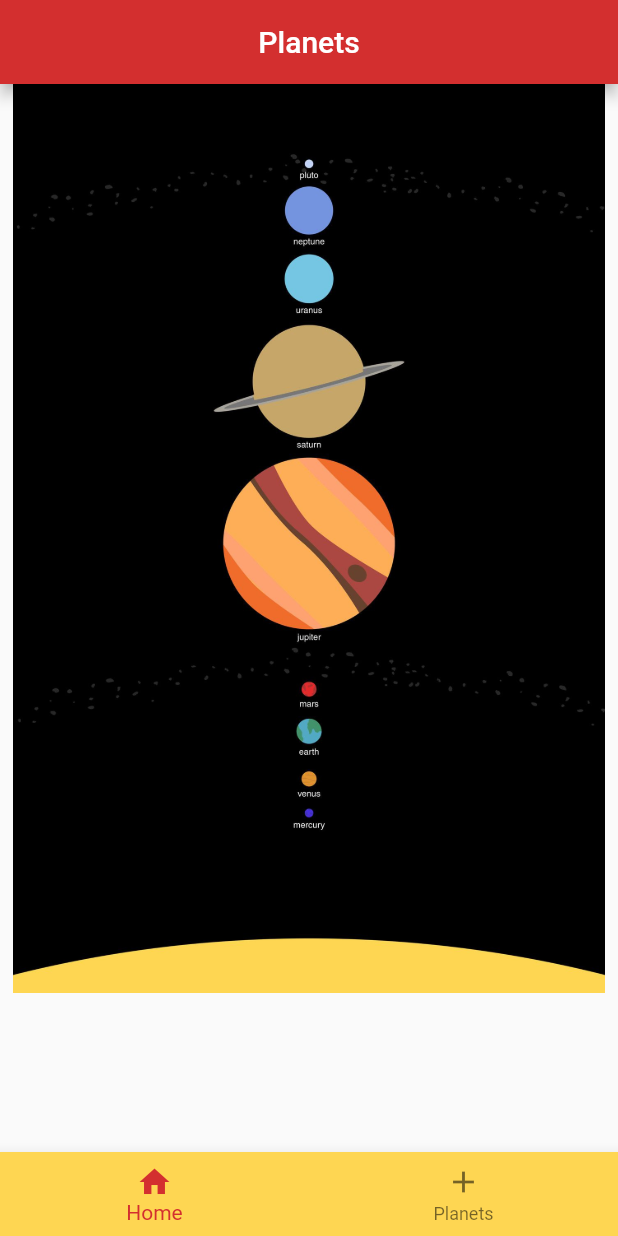
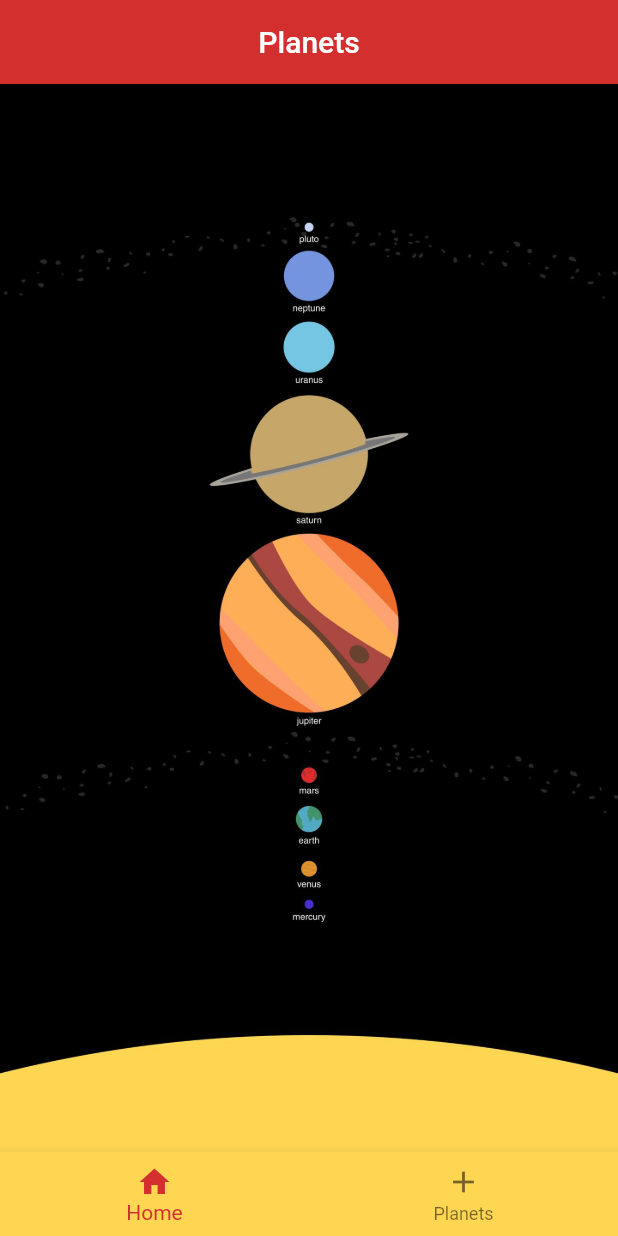
Before and after one commit to Muhammed-Kahraman/Solar_System_Planets, a Flutter app: the screen it shows after launch, on a phone screen of 412 x 824 dp. Run offline on Flutter 3.47's test engine with Material 2 defaults, Android fonts, the phone set to English and light mode, and no system bars.

Commit message:
-Minor optimization has been made.

```diff
--- a/lib/gezegen_anasayfa.dart
+++ b/lib/gezegen_anasayfa.dart
@@ -12,19 +12,15 @@ class GezegenAnasayfa extends StatelessWidget {
         )),
         backgroundColor: Colors.red.shade700,
       ),
-      body: Column(
-        children: [
-          Container(
-            alignment: Alignment.center, // This is needed
-            child: Image.asset(
-              "images/homepageback.jpg",
-              fit: BoxFit.cover,
-              width: 395,
-              height: 606,
-            ),
-          ),
-        ],
-      ),
+      body: Container(
+        alignment: Alignment.center, // This is needed
+        decoration: new BoxDecoration(
+            color: Colors.red,
+            image: new DecorationImage(
+                fit: BoxFit.cover,
+                image: new AssetImage(
+                    'images/homepageback.jpg'))),
+        ),
     );
   }
 }
--- a/lib/gezegen_detay.dart
+++ b/lib/gezegen_detay.dart
@@ -1,7 +1,7 @@
 import 'package:flutter/cupertino.dart';
 import 'package:flutter/material.dart';
-import 'package:gezegenler/gezegen.dart';
-import 'package:gezegenler/gezegen_liste.dart';
+import 'package:planets/gezegen.dart';
+import 'package:planets/gezegen_liste.dart';
 
 class GezegenDetay extends StatefulWidget {
   final int gelenIndex;
@@ -27,7 +27,7 @@ class _GezegenDetayState extends State<GezegenDetay> {
             primary: true,
             backgroundColor: Colors.black,
             flexibleSpace: FlexibleSpaceBar(
-              title: Text(secilenGezegen.gezegenAdi + " Gezegen'nin Özellikleri",style: TextStyle(fontSize: 16,color: customcolor),),
+              title: Text(secilenGezegen.gezegenAdi + " Gezegen'nin Özellikleri",style: TextStyle(fontSize: 14,color: customcolor),),
               background: Image.asset(
                 "images/" +  secilenGezegen.gezegenResim,
                 fit: BoxFit.cover,
--- a/lib/gezegen_footer.dart
+++ b/lib/gezegen_footer.dart
@@ -1,6 +1,6 @@
 import 'package:flutter/material.dart';
-import 'package:gezegenler/gezegen_anasayfa.dart';
-import 'package:gezegenler/gezegen_liste.dart';
+import 'package:planets/gezegen_anasayfa.dart';
+import 'package:planets/gezegen_liste.dart';
 
 class GezegenFooter extends StatefulWidget{
   static const TextStyle optionStyle =
--- a/lib/gezegen_liste.dart
+++ b/lib/gezegen_liste.dart
@@ -1,7 +1,6 @@
 import 'package:flutter/material.dart';
-import 'package:gezegenler/gezegen.dart';
-import 'package:gezegenler/information/String.dart';
-
+import 'package:planets/gezegen.dart';
+import 'package:planets/information/String.dart';
 class GezegenListe extends StatelessWidget{
   final Color customcolor = Color(0xFF747474);
   static List<Gezegen> tumGezegenler;
--- a/lib/main.dart
+++ b/lib/main.dart
@@ -1,7 +1,7 @@
 import 'package:flutter/material.dart';
-import 'package:gezegenler/gezegen_footer.dart';
-import 'package:gezegenler/gezegen_detay.dart';
-import 'package:gezegenler/gezegen_liste.dart';
+import 'package:planets/gezegen_footer.dart';
+import 'package:planets/gezegen_detay.dart';
+import 'package:planets/gezegen_liste.dart';
 
 import 'gezegen_anasayfa.dart';
 
@@ -15,7 +15,7 @@ class MyApp extends StatelessWidget {
     // TODO: implement build
     return MaterialApp(
       debugShowCheckedModeBanner: false,
-      color: Colors.pinkAccent,
+      color: Colors.red.shade700,
       routes: {
         "/" : (context) => GezegenFooter(),
         "/gezegenListesi" : (context) => GezegenListe(),
```
Also changed, not shown: pubspec.yaml (+10 -5 lines), images/appLogo.jpg (added), pubspec.lock, 22 other files.
